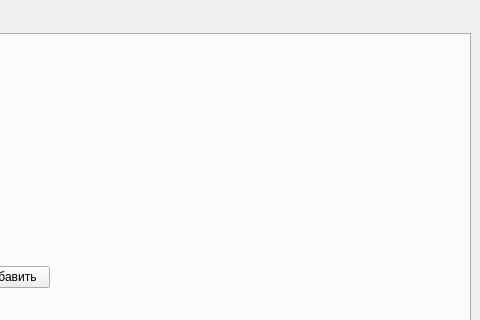
The window that mainwindow.ui (vokhmianin-da/runTimeConfigurator) describes before a commit, drawn with Qt 5; both pictures show x 320 to 800 and y 0 to 320 of the 800 by 600 pixel window.
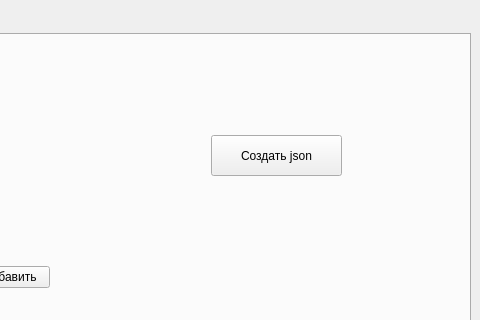
The same window after the commit.

Commit message: SQL-запросы (создание и удаление таблиц контекстов, а также добавление/удаление строк в списке драйверов) вынесены в отдельные функции

The edit to the form file:
```diff
--- a/mainwindow.ui
+++ b/mainwindow.ui
@@ -104,6 +104,19 @@
          </item>
         </layout>
        </widget>
+       <widget class="QPushButton" name="pbCreateJson">
+        <property name="geometry">
+         <rect>
+          <x>520</x>
+          <y>100</y>
+          <width>131</width>
+          <height>41</height>
+         </rect>
+        </property>
+        <property name="text">
+         <string>Создать json</string>
+        </property>
+       </widget>
        <widget class="QWidget" name="">
         <property name="geometry">
          <rect>
```
The commit also changes 2 other files.
